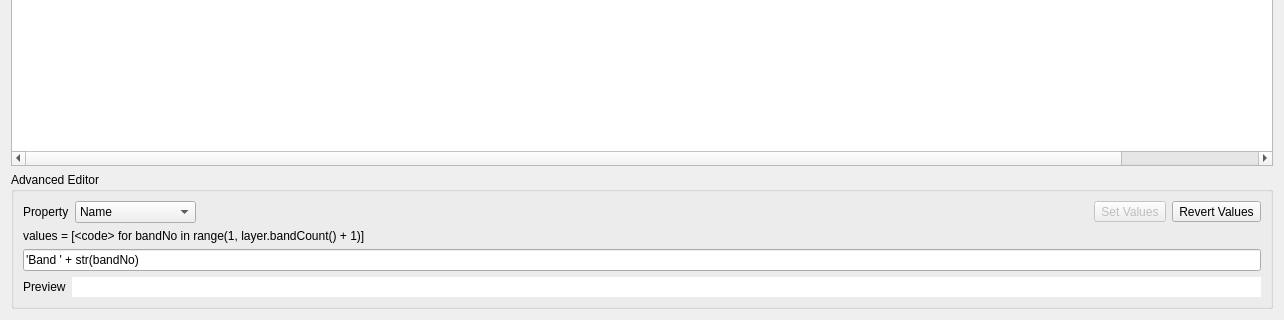
Above: enmapbox/externals/qps/ui/rasterbandpropertiesconfigwidget.ui from jakimowb/enmapbox_testmigration2 before the change; both pictures show x 0 to 1284 and y 249 to 569 of the 1284 by 569 pixel window. Below: the same form after it.
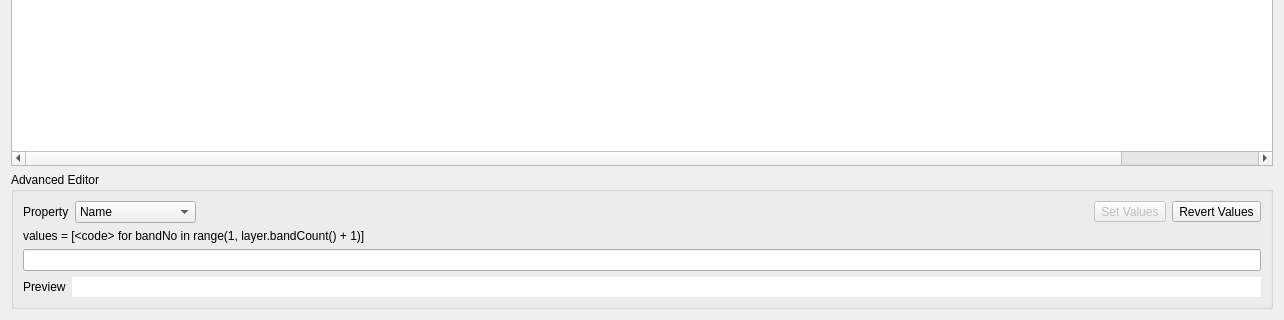
That is the form after the change. Custom widgets are drawn as their Qt base class.

What changed in the file:
```diff
--- a/enmapbox/externals/qps/ui/rasterbandpropertiesconfigwidget.ui
+++ b/enmapbox/externals/qps/ui/rasterbandpropertiesconfigwidget.ui
@@ -181,7 +181,7 @@
       <item>
        <widget class="QLineEdit" name="mCode">
         <property name="text">
-         <string>'Band ' + str(bandNo)</string>
+         <string/>
         </property>
        </widget>
       </item>
```
